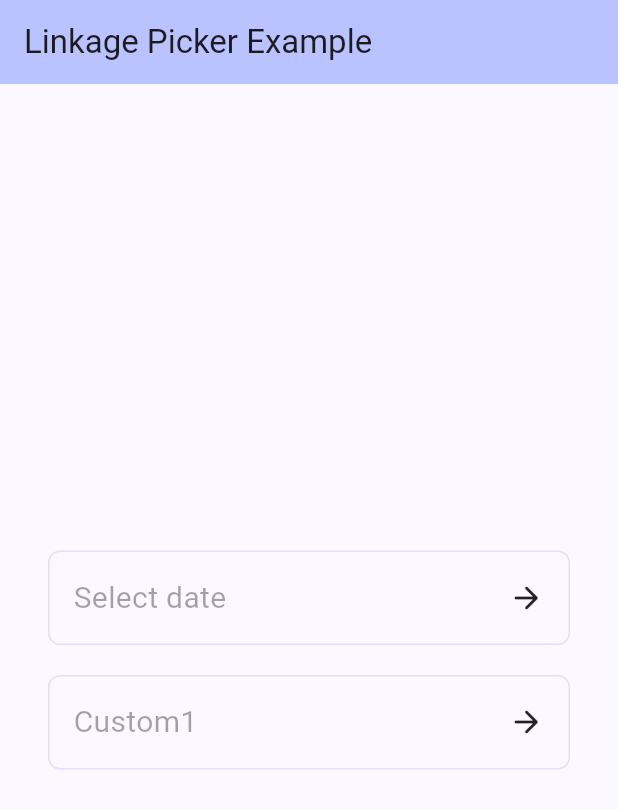
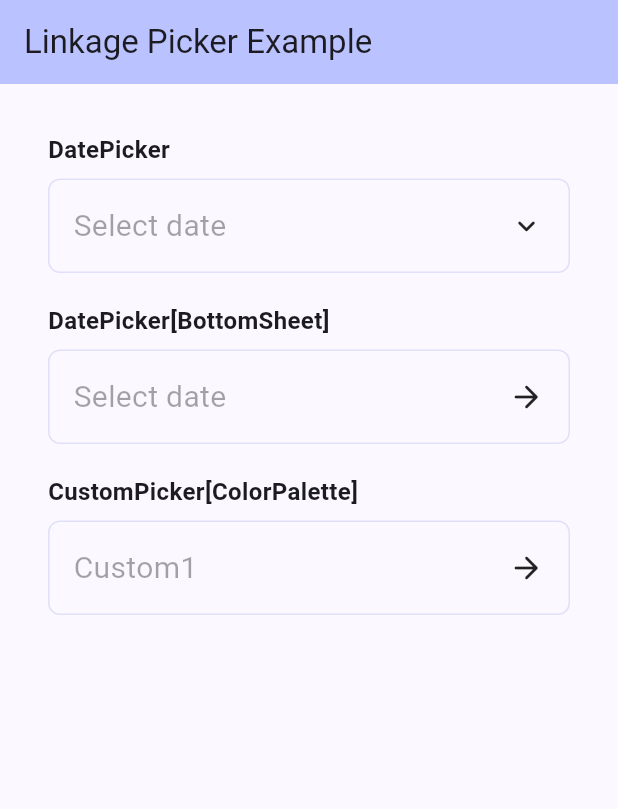
Before and after one commit to YanhqZ/linkage_picker, a Flutter app: the screen it shows after launch, on a phone screen of 412 x 824 dp. Shown: the top 809 px of the screen. Run offline on Flutter 3.47's test engine with Material 3 defaults, Android fonts, the phone set to English and light mode, and no system bars.

Commit message:
Add example

```diff
--- a/example/lib/main.dart
+++ b/example/lib/main.dart
@@ -1,5 +1,6 @@
-import 'package:example/picker_field/picker_field_custom1.dart';
-import 'package:example/picker_field/picker_field_date.dart';
+import 'package:example/picker_field/picker_field_custom_color_palette.dart';
+import 'package:example/picker_field/picker_field_date_bottom_sheet.dart';
+import 'package:example/picker_field/picker_field_date2.dart';
 import 'package:flutter/material.dart';
 
 void main() {
@@ -38,19 +39,46 @@ class _MyHomePageState extends State<MyHomePage> {
         title: const Text('Linkage Picker Example'),
       ),
       body: Container(
-        alignment: Alignment.center,
         padding: const EdgeInsets.symmetric(horizontal: 32),
         child: SingleChildScrollView(
+          padding: const EdgeInsets.symmetric(vertical: 32),
           child: Column(
             mainAxisAlignment: MainAxisAlignment.center,
             children: <Widget>[
-              PickerFieldDate(context),
-              const SizedBox(height: 20),
-              PickerFieldCustom1(context),
+              pickerExampleSegment(
+                'DatePicker',
+                const PickerFieldDate2(),
+              ),
+              pickerExampleSegment(
+                'DatePicker[BottomSheet]',
+                PickerFieldDateBottomSheet(context),
+              ),
+              pickerExampleSegment(
+                'CustomPicker[ColorPalette]',
+                PickerFieldCustomColorPalette(context),
+              ),
             ],
           ),
         ),
       ),
     );
   }
+
+  Widget pickerExampleSegment(String title, Widget child) {
+    return Column(
+      crossAxisAlignment: CrossAxisAlignment.start,
+      children: [
+        Text(
+          title,
+          style: const TextStyle(
+            fontSize: 16,
+            fontWeight: FontWeight.w600,
+          ),
+        ),
+        const SizedBox(height: 8),
+        child,
+        const SizedBox(height: 20),
+      ],
+    );
+  }
 }
--- a/example/lib/picker_field/picker_field_custom1.dart
+++ b/example/lib/picker_field/picker_field_custom_color_palette.dart
@@ -2,8 +2,8 @@ import 'package:example/picker_field/picker_field.dart';
 import 'package:flutter/material.dart';
 import 'package:linkage_picker/linkage_picker.dart';
 
-class PickerFieldCustom1 extends PickerField<Color> {
-  PickerFieldCustom1(
+class PickerFieldCustomColorPalette extends PickerField<Color> {
+  PickerFieldCustomColorPalette(
     BuildContext context, {
     super.key,
   }) : super(
--- /dev/null
+++ b/example/lib/picker_field/picker_field_date2.dart
@@ -0,0 +1,119 @@
+import 'package:flutter/cupertino.dart';
+import 'package:flutter/material.dart';
+import 'package:flutter/rendering.dart';
+import 'package:flutter/widgets.dart';
+import 'package:linkage_picker/linkage_picker.dart';
+import 'package:intl/intl.dart';
+
+class PickerFieldDate2 extends StatefulWidget {
+  const PickerFieldDate2({
+    super.key,
+  });
+
+  @override
+  State<PickerFieldDate2> createState() => _PickerFieldDate2State();
+}
+
+class _PickerFieldDate2State extends State<PickerFieldDate2> {
+  final ValueNotifier<String> content = ValueNotifier('');
+  final ValueNotifier<bool> showPicker = ValueNotifier(false);
+  late DatePickerController controller;
+
+  @override
+  Widget build(BuildContext context) {
+    return Container(
+      padding: const EdgeInsets.all(16),
+      decoration: BoxDecoration(
+        border:
+            Border.all(color: Theme.of(context).colorScheme.secondaryContainer),
+        borderRadius: BorderRadius.circular(8),
+      ),
+      child: Column(
+        children: [
+          InkWell(
+            onTap: () async {
+              showPicker.value = !showPicker.value;
+            },
+            child: Row(
+              children: [
+                ValueListenableBuilder<String>(
+                    valueListenable: content,
+                    builder: (context, value, _) {
+                      final shouldShowHint = value.isEmpty;
+                      return shouldShowHint
+                          ? Expanded(
+                              child: Text(
+                                'Select date',
+                                style: TextStyle(
+                                  fontSize: 20,
+                                  color: Theme.of(context)
+                                      .colorScheme
+                                      .onSurface
+                                      .withOpacity(0.4),
+                                ),
+                              ),
+                            )
+                          : Expanded(
+                              child: Text(
+                                value,
+                                style: TextStyle(
+                                  fontSize: 20,
+                                  color:
+                                      Theme.of(context).colorScheme.onSurface,
+                                ),
+                              ),
+                            );
+                    }),
+                const SizedBox(width: 16),
+                ValueListenableBuilder<bool>(
+                    valueListenable: showPicker,
+                    builder: (context, value, _) {
+                      return Icon(
+                        value
+                            ? Icons.keyboard_arrow_up_outlined
+                            : Icons.keyboard_arrow_down_rounded,
+                      );
+                    }),
+              ],
+            ),
+          ),
+          AnimatedSize(
+            duration: const Duration(milliseconds: 200),
+            child: ValueListenableBuilder<bool>(
+                valueListenable: showPicker,
+                builder: (context, value, _) {
+                  return value
+                      ? Column(
+                          mainAxisSize: MainAxisSize.min,
+                          children: [
+                            DatePicker(
+                              start: DateTime(2000),
+                              end: DateTime(2050),
+                              date: content.value.isEmpty
+                                  ? null
+                                  : DateFormat('yyyy-MM-dd')
+                                      .parse(content.value),
+                              onControllerCreated: (controller) {
+                                this.controller = controller;
+                              },
+                            ),
+                            TextButton(
+                                onPressed: () {
+                                  showPicker.value = false;
+                                  final result = controller.result;
+                                  if (result != null) {
+                                    content.value =
+                                        DateFormat('yyyy-MM-dd').format(result);
+                                  }
+                                },
+                                child: const Text('Confirm')),
+                          ],
+                        )
+                      : const SizedBox.shrink();
+                }),
+          )
+        ],
+      ),
+    );
+  }
+}
--- a/example/lib/picker_field/picker_field_date.dart
+++ b/example/lib/picker_field/picker_field_date_bottom_sheet.dart
@@ -3,8 +3,8 @@ import 'package:flutter/material.dart';
 import 'package:intl/intl.dart';
 import 'package:linkage_picker/linkage_picker.dart';
 
-class PickerFieldDate extends PickerField<DateTime> {
-  PickerFieldDate(BuildContext context, {super.key})
+class PickerFieldDateBottomSheet extends PickerField<DateTime> {
+  PickerFieldDateBottomSheet(BuildContext context, {super.key})
       : super(
           hintText: 'Select date',
           onTap: (ctx, date) {
--- a/lib/src/base/picker.dart
+++ b/lib/src/base/picker.dart
@@ -57,6 +57,8 @@ class LinkagePickerWidget<T, R> extends StatefulWidget {
   /// If true, the pickers will not affect each other. Default is false.
   final bool unLinkage;
 
+  final ValueChanged<LinkagePickerController<R>>? _onControllerCreated;
+
   LinkagePickerWidget({
     super.key,
     required List<LinkagePickerData<T>> Function(LinkagePickerLevel, List<T>)
@@ -68,10 +70,13 @@ class LinkagePickerWidget<T, R> extends StatefulWidget {
     this.initialValue,
     this.pickerStyle = const LinkagePickerStyle(),
     this.unLinkage = false,
+    ValueChanged<LinkagePickerController<R>>? onControllerCreated,
   })  : _conflictResolver = conflictResolver,
         _resultConverter = resultConverter,
         _equalizer = equalizer,
-        _dataBuilder = dataBuilder;
+        _dataBuilder = dataBuilder,
+        _onControllerCreated = onControllerCreated
+  ;
 
   @override
   State<LinkagePickerWidget<T, R>> createState() =>
@@ -89,6 +94,7 @@ class _LinkagePickerWidgetState<T, R> extends State<LinkagePickerWidget<T, R>> {
     super.initState();
     columns = widget.maxLevel.index + 1;
     widget.controller = _LinkagePickerControllerImpl<T, R>();
+    widget._onControllerCreated?.call(widget.controller);
     List.generate(columns, (index) {
       final level = LinkagePickerLevel.values[index];
       values.add(ValueNotifier(widget.initialValue?[index]));
--- a/lib/src/date_picker.dart
+++ b/lib/src/date_picker.dart
@@ -1,7 +1,8 @@
 import 'dart:math';
 
-import 'package:linkage_picker/src/base/picker.dart';
-import 'package:linkage_picker/src/base/style.dart';
+import 'package:linkage_picker/linkage_picker.dart';
+
+typedef DatePickerController = LinkagePickerController<DateTime>;
 
 /// A date picker widget.
 class DatePicker extends LinkagePickerWidget<int, DateTime> {
@@ -18,6 +19,7 @@ class DatePicker extends LinkagePickerWidget<int, DateTime> {
     String monthSuffix = '',
     String daySuffix = '',
     super.pickerStyle = const LinkagePickerStyle(),
+    super.onControllerCreated,
   }) : super(
           maxLevel: LinkagePickerLevel.third,
           equalizer: (_, value1, value2) => value1 == value2,
```
